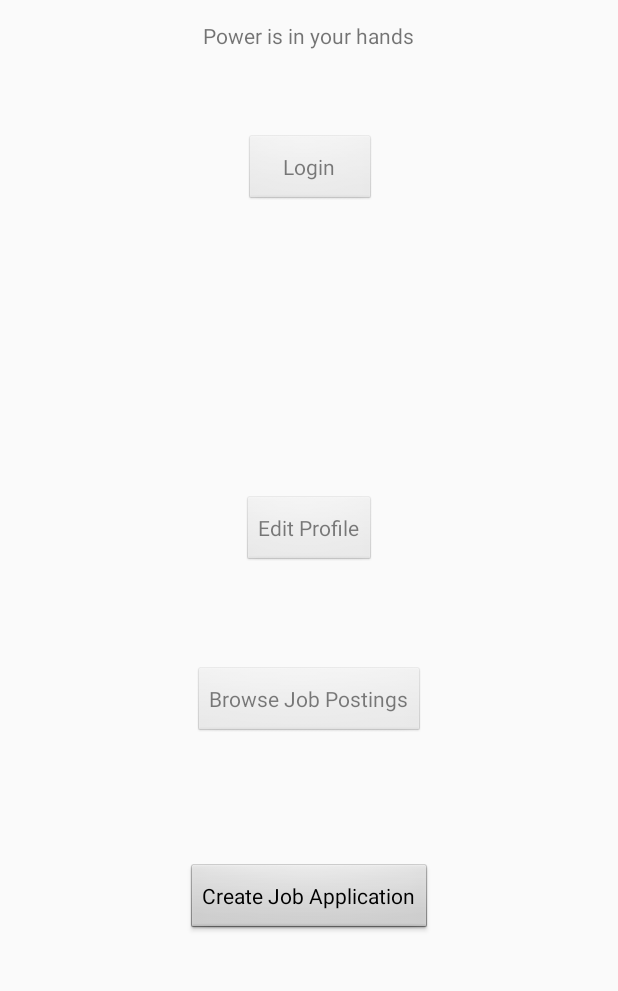
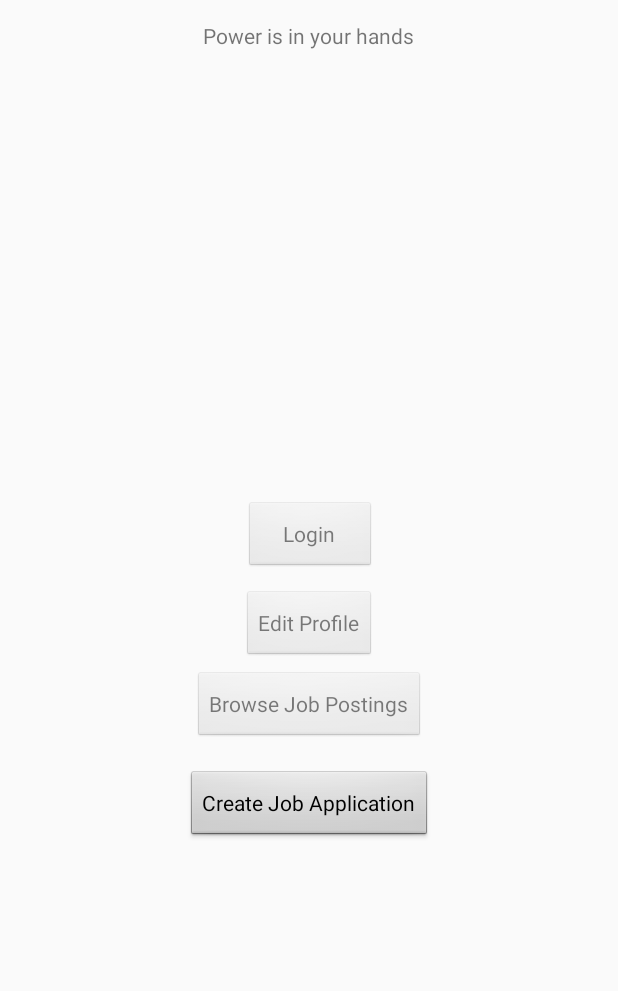
Before and after one commit to CamiloGarciaLaRotta/Group10, an Android app: the screen it shows after launch (MainActivity), on a phone screen of 412 x 824 dp, the part 175-1166 px from its top. Run offline under Robolectric (Android 15) with nearby library versions, the phone set to English and light mode, and no system bars; libraries missing offline, so code that uses them is left out: ca.mcgill.ecse321.

Commit message:
fixed ui, had them stacked on each other on some phones

```diff
--- a/Deliverable2/APPS/MOBILE/TAMAS2/app/src/main/res/layout/activity_main.xml
+++ b/Deliverable2/APPS/MOBILE/TAMAS2/app/src/main/res/layout/activity_main.xml
@@ -30,7 +30,7 @@
     <Button
         android:layout_width="wrap_content"
         android:layout_height="wrap_content"
-        android:layout_marginBottom="68dp"
+        android:layout_marginBottom="130dp"
         android:id="@+id/button"
         android:text="@string/create_job_application"
         style="@android:style/Widget.Button"
@@ -45,20 +45,9 @@
         android:layout_height="wrap_content"
         android:id="@+id/BrowseButton"
         style="@android:style/Widget.Button"
-        android:layout_marginBottom="83dp"
+        android:layout_marginBottom="18dp"
         android:enabled="false"
         android:layout_above="@+id/button"
-        android:layout_centerHorizontal="true" />
-
-    <Button
-        android:text="@string/edit_profile"
-        android:layout_width="wrap_content"
-        android:layout_height="wrap_content"
-        android:layout_marginBottom="66dp"
-        android:enabled="false"
-        android:id="@+id/EditProfile"
-        style="@android:style/Widget.Button"
-        android:layout_above="@+id/BrowseButton"
         android:layout_centerHorizontal="true" />
 
     <Button
@@ -66,12 +55,23 @@
         android:layout_width="wrap_content"
         android:layout_height="wrap_content"
         android:id="@+id/Login"
-        android:layout_below="@+id/textView2"
+        android:enabled="false"
+        style="@android:style/Widget.Button"
+        android:layout_marginBottom="59dp"
+        android:layout_alignBottom="@+id/EditProfile"
         android:layout_alignRight="@+id/EditProfile"
+        android:layout_alignEnd="@+id/EditProfile" />
+
+    <Button
+        android:text="@string/edit_profile"
+        android:layout_width="wrap_content"
+        android:layout_height="wrap_content"
         android:enabled="false"
-        android:layout_alignEnd="@+id/EditProfile"
-        android:layout_marginTop="56dp"
-        style="@android:style/Widget.Button" />
+        android:id="@+id/EditProfile"
+        style="@android:style/Widget.Button"
+        android:layout_marginBottom="6dp"
+        android:layout_above="@+id/BrowseButton"
+        android:layout_centerHorizontal="true" />
 
 
 </RelativeLayout>
```
